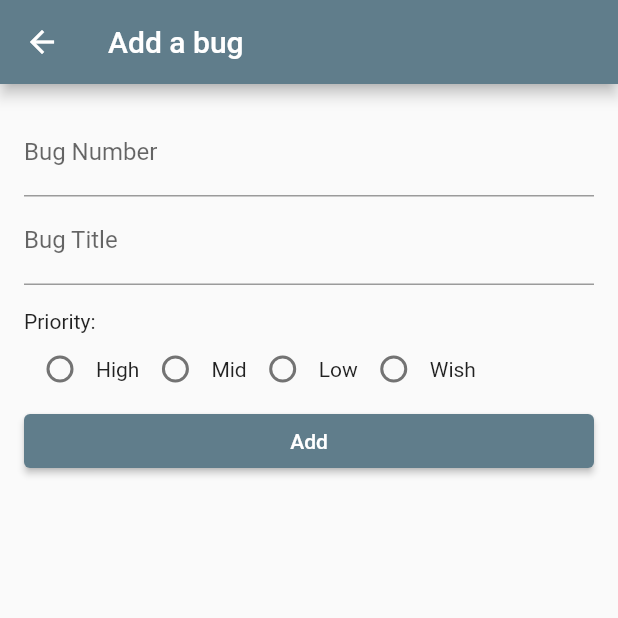
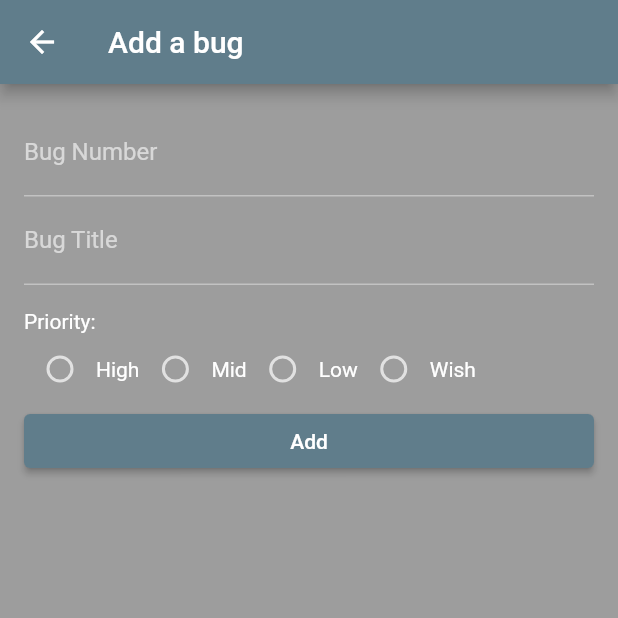
Before and after one commit to dhwanipatel-19/Bug_Report_App, a Flutter app: the screen it shows after launch, after a tap on the "add" icon, on a phone screen of 412 x 824 dp, the top half of it. Run offline on Flutter 3.47's test engine with Material 2 defaults, Android fonts, the phone set to English and light mode, and no system bars; our stand-ins replace cloud_firestore, firebase_core; accounts and stored records are empty.

Commit message:
Day3 Completed

```diff
--- a/lib/main.dart
+++ b/lib/main.dart
@@ -1,6 +1,7 @@
 import 'package:flutter/material.dart';
 import 'package:firebase_core/firebase_core.dart';
 import 'package:cloud_firestore/cloud_firestore.dart';
+import 'package:flutter/services.dart';
 
 void main() async {
   WidgetsFlutterBinding.ensureInitialized();
@@ -15,9 +16,18 @@ class MyApp extends StatelessWidget {
   Widget build(BuildContext context) {
     return MaterialApp(
       title: 'Bug Report',
-      theme: ThemeData(
-        primarySwatch: Colors.blueGrey,
-      ),
+      theme: ThemeData.dark().copyWith(
+          primaryColor: const Color.fromARGB(116, 40, 39, 39),
+          scaffoldBackgroundColor: const Color.fromARGB(116, 40, 39, 39),
+          appBarTheme: const AppBarTheme(
+            color: Colors.blueGrey,
+            systemOverlayStyle: SystemUiOverlayStyle.dark,
+          ),
+          bottomNavigationBarTheme: const BottomNavigationBarThemeData(
+            backgroundColor: Color.fromARGB(116, 40, 39, 39),
+            selectedItemColor: Colors.white,
+            unselectedItemColor: Colors.grey,
+          )),
       home: const BugReportScreen(),
     );
   }
@@ -40,7 +50,7 @@ class _BugReportScreenState extends State<BugReportScreen> {
   Widget build(BuildContext context) {
     return Scaffold(
         appBar: AppBar(
-          title: const Text('Bug report'),
+          title: const Text('BUG REPORT'),
         ),
         body: _buildScreen(),
         bottomNavigationBar: BottomNavigationBar(
@@ -106,6 +116,7 @@ class ActiveBugsScreen extends StatelessWidget {
     return Scaffold(
       body: const BugReportsList(status: 'active'),
       floatingActionButton: FloatingActionButton(
+        backgroundColor: Colors.blueGrey,
         onPressed: () {
           Navigator.push(
               context,
@@ -170,12 +181,13 @@ class BugReportsList extends StatelessWidget {
                   case 'wish':
                     return Colors.lightBlue;
                   default:
-                    return Colors.black;
+                    return Colors.black54;
                 }
               }
 
               return Card(
                 elevation: 2,
+                color: const Color.fromARGB(98, 90, 88, 88),
                 shape: RoundedRectangleBorder(
                   borderRadius: BorderRadius.circular(8),
                 ),
@@ -297,6 +309,9 @@ class _BugReportsubmissionScreenState extends State<BugReportsubmissionScreen> {
                 ],
               ),
               ElevatedButton(
+                style: ButtonStyle(
+                    backgroundColor:
+                        MaterialStateProperty.all<Color>(Colors.blueGrey)),
                 onPressed: () {
                   _submitBugReport(context);
                 },
```
